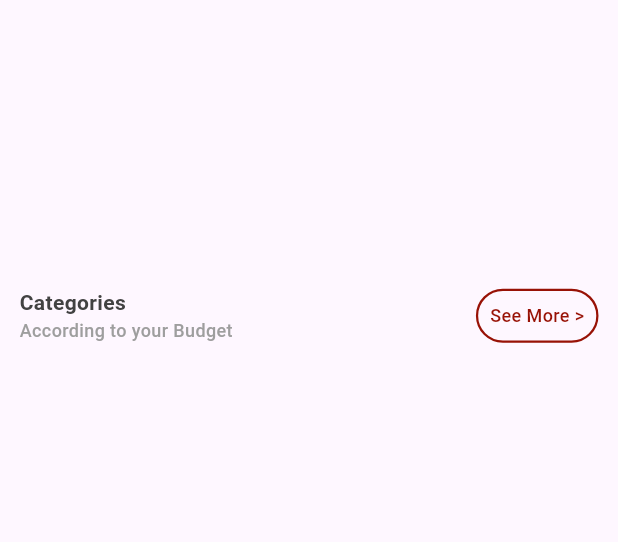
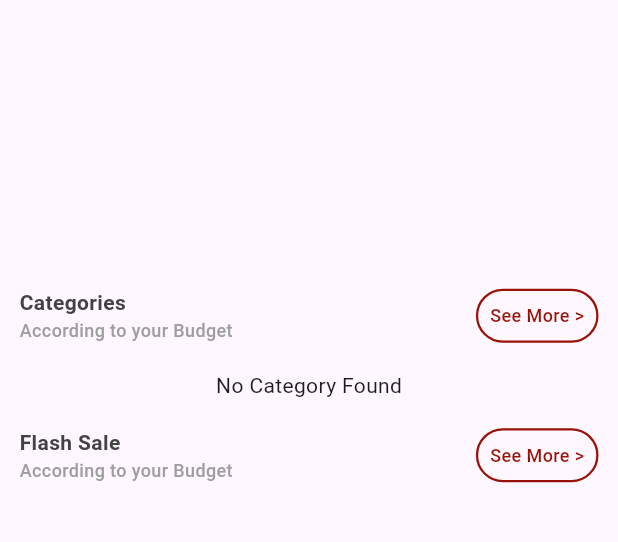
Before and after one commit to matti-khan/ecomm, a Flutter app: the MainScreen screen opened directly, on a phone screen of 412 x 824 dp, the part 84-626 px from its top. Run offline on Flutter 3.47's test engine with Material 3 defaults, Android fonts, the phone set to English and light mode, and no system bars; drawn by our look-alikes of carousel_slider; our stand-ins replace cached_network_image, cloud_firestore, firebase_auth, firebase_core, firebase_messaging, flutter_easyloading and 4 more; missing offline and left inert: image_card; accounts and stored records are empty.

Commit message:
added categories

```diff
--- a/lib/main.dart
+++ b/lib/main.dart
@@ -23,6 +23,7 @@ class MyApp extends StatelessWidget {
   @override
   Widget build(BuildContext context) {
     return GetMaterialApp(
+      debugShowCheckedModeBanner: false,
       title: 'Flutter Demo',
       theme: ThemeData(
         colorScheme: ColorScheme.fromSeed(seedColor: Colors.deepPurple),
--- /dev/null
+++ b/lib/models/categories_model.dart
@@ -0,0 +1,39 @@
+// ignore_for_file: file_names
+
+class CategoriesModel {
+  final String categoryId;
+  final String categoryImg;
+  final String categoryName;
+  final dynamic createdAt;
+  final dynamic updatedAt;
+
+  CategoriesModel({
+    required this.categoryId,
+    required this.categoryImg,
+    required this.categoryName,
+    required this.createdAt,
+    required this.updatedAt,
+  });
+
+  // Serialize the UserModel instance to a JSON map
+  Map<String, dynamic> toMap() {
+    return {
+      'categoryId': categoryId,
+      'categoryImg': categoryImg,
+      'categoryName': categoryName,
+      'createdAt': createdAt,
+      'updatedAt': updatedAt,
+    };
+  }
+
+  // Create a UserModel instance from a JSON map
+  factory CategoriesModel.fromMap(Map<String, dynamic> json) {
+    return CategoriesModel(
+      categoryId: json['categoryId'],
+      categoryImg: json['categoryImg'],
+      categoryName: json['categoryName'],
+      createdAt: json['createdAt'],
+      updatedAt: json['updatedAt'],
+    );
+  }
+}
--- a/lib/screens/user_ui/main_screen.dart
+++ b/lib/screens/user_ui/main_screen.dart
@@ -1,6 +1,7 @@
 import 'package:e_comm/screens/auth_ui/auth_screens/welcome_screen.dart';
 import 'package:e_comm/utils/app_constants.dart';
 import 'package:e_comm/widgets/banner_widget.dart';
+import 'package:e_comm/widgets/category_widget.dart';
 import 'package:e_comm/widgets/heading_widget.dart';
 import 'package:firebase_auth/firebase_auth.dart';
 import 'package:flutter/material.dart';
@@ -40,6 +41,13 @@ class MainScreen extends StatelessWidget {
                 buttonText: 'See More >',
                 onTap: () {},
               ),
+              CategoryWidget(),
+              HeadingWidget(
+                title: 'Flash Sale',
+                subTitle: 'According to your Budget',
+                buttonText: 'See More >',
+                onTap: () {},
+              ),
             ],
           ),
         ),
--- /dev/null
+++ b/lib/widgets/category_widget.dart
@@ -0,0 +1,72 @@
+import 'package:cached_network_image/cached_network_image.dart';
+import 'package:cloud_firestore/cloud_firestore.dart';
+import 'package:e_comm/models/categories_model.dart';
+import 'package:flutter/cupertino.dart';
+import 'package:flutter/material.dart';
+import 'package:get/get.dart';
+import 'package:image_card/image_card.dart';
+
+class CategoryWidget extends StatelessWidget {
+  const CategoryWidget({super.key});
+
+  @override
+  Widget build(BuildContext context) {
+    return FutureBuilder(
+        future: FirebaseFirestore.instance.collection('categories').get(),
+        builder: (BuildContext context, AsyncSnapshot<QuerySnapshot> snapshot) {
+          if (snapshot.hasError) {
+            return Center(
+              child: Text("Error"),
+            );
+          }
+          if (snapshot.connectionState == ConnectionState.waiting) {
+            return Container(
+              height: Get.height / 5,
+              child: Center(
+                child: CupertinoActivityIndicator(),
+              ),
+            );
+          }
+          if (snapshot.data!.docs.isEmpty) {
+            return Center(
+              child: Text("No Category Found"),
+            );
+          }
+          if (snapshot.data != null) {
+            return Container(
+              height: Get.height / 5.5,
+              child: ListView.builder(
+                  itemCount: snapshot.data!.docs.length,
+                  shrinkWrap: true,
+                  scrollDirection: Axis.horizontal,
+                  itemBuilder: (context, index) {
+                    CategoriesModel categoriesModel = CategoriesModel(
+                      categoryId: snapshot.data!.docs[index]['categoryId'],
+                      categoryImg: snapshot.data!.docs[index]['categoryImg'],
+                      categoryName: snapshot.data!.docs[index]['categoryName'],
+                      createdAt: snapshot.data!.docs[index]['createdAt'],
+                      updatedAt: snapshot.data!.docs[index]['updatedAt'],
+                    );
+                    return Row(
+                      children: [
+                        Padding(
+                          padding: EdgeInsets.all(5),
+                          child: Container(
+                            child: FillImageCard(
+                              width: Get.width / 4,
+                              heightImage: Get.height / 10,
+                              borderRadius: 20,
+                              imageProvider: CachedNetworkImageProvider(categoriesModel.categoryImg),
+                              title: Center(child: Text(categoriesModel.categoryName,style: TextStyle(fontSize: 12),)),
+                            ),
+                          ),
+                        ),
+                      ],
+                    );
+                  }),
+            );
+          }
+          return Container();
+        });
+  }
+}
--- a/pubspec.yaml
+++ b/pubspec.yaml
@@ -46,6 +46,7 @@ dependencies:
   firebase_messaging: ^15.2.5
   carousel_slider: ^5.0.0
   cached_network_image: ^3.4.1
+  image_card: ^0.0.4
 
 dev_dependencies:
   flutter_test:
```
Also changed, not shown: pubspec.lock.
